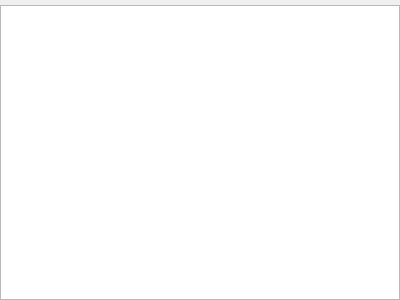
Qt form IMM-CalibrateTool/IMM-CalibrateTool/common/tabcom/comtablewid.ui (ChinaClever/ScalePoint) before a commit.
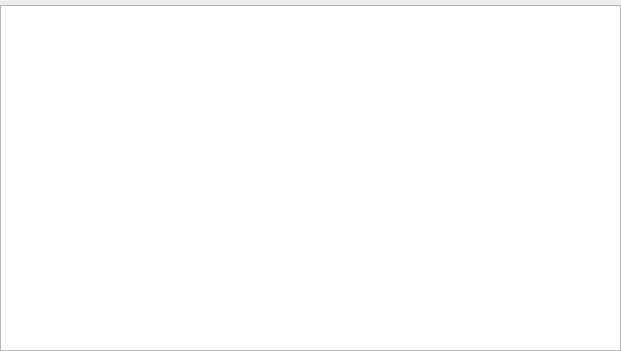
The same form after that commit.

Commit message: 界面和有功功率功率

Patch:
```diff
--- a/IMM-CalibrateTool/IMM-CalibrateTool/common/tabcom/comtablewid.ui
+++ b/IMM-CalibrateTool/IMM-CalibrateTool/common/tabcom/comtablewid.ui
@@ -6,8 +6,8 @@
    <rect>
     <x>0</x>
     <y>0</y>
-    <width>400</width>
-    <height>300</height>
+    <width>621</width>
+    <height>351</height>
    </rect>
   </property>
   <property name="font">
```
The commit also changes 3 other files.
